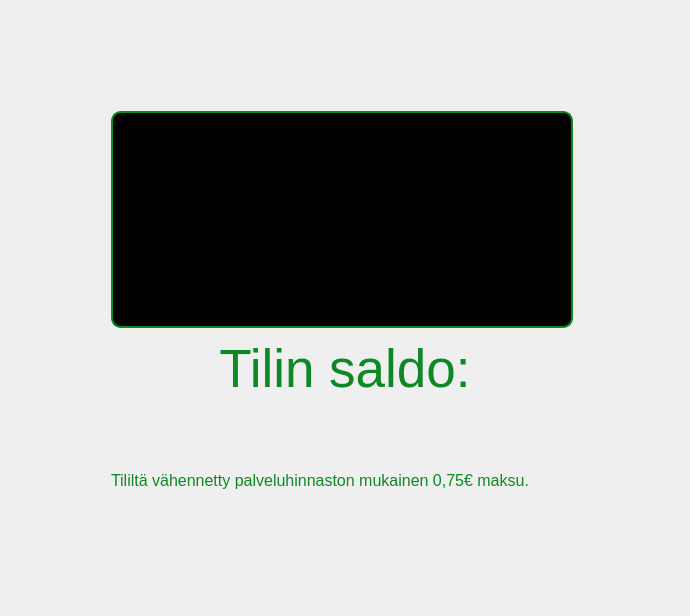
Qt form frontend/status.ui (22kmo-project/group_15) before a commit.
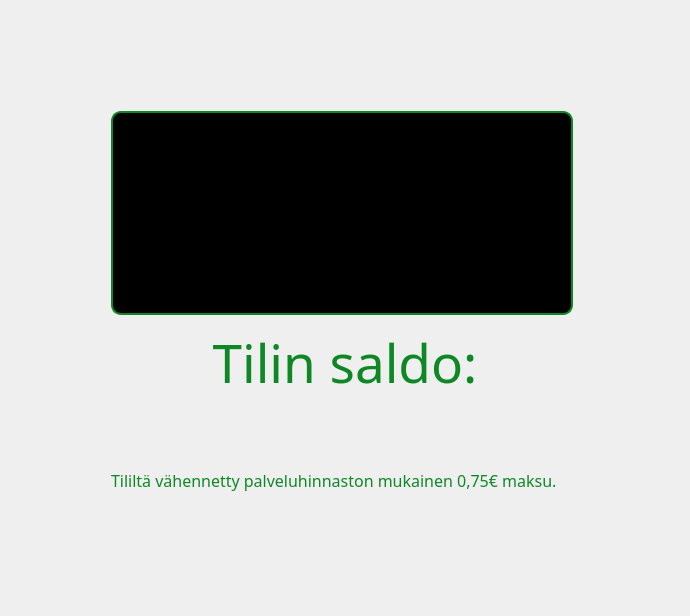
The same form after that commit. Icons and pictures are not drawn.

The edit to the form file:
```diff
--- a/frontend/status.ui
+++ b/frontend/status.ui
@@ -41,6 +41,7 @@
 }
 #label,#label_2 {
 color: rgb(14, 136, 37);
+ font-family:monofonto;
 }
 </string>
   </property>
@@ -113,6 +114,7 @@
     <widget class="QListWidget" name="logList">
      <property name="font">
       <font>
+       <family>monofonto</family>
        <pointsize>30</pointsize>
       </font>
      </property>
@@ -123,7 +125,8 @@
 border-radius: 10px;
 padding: 2px 2px;
 background-color: rgb(0, 0, 0);
-color: rgb(14, 136, 37);</string>
+color: rgb(14, 136, 37);
+ font-family:monofonto;</string>
      </property>
     </widget>
    </item>
@@ -147,6 +150,7 @@
     <widget class="QLabel" name="label">
      <property name="font">
       <font>
+       <family>monofonto</family>
        <pointsize>40</pointsize>
       </font>
      </property>
```
